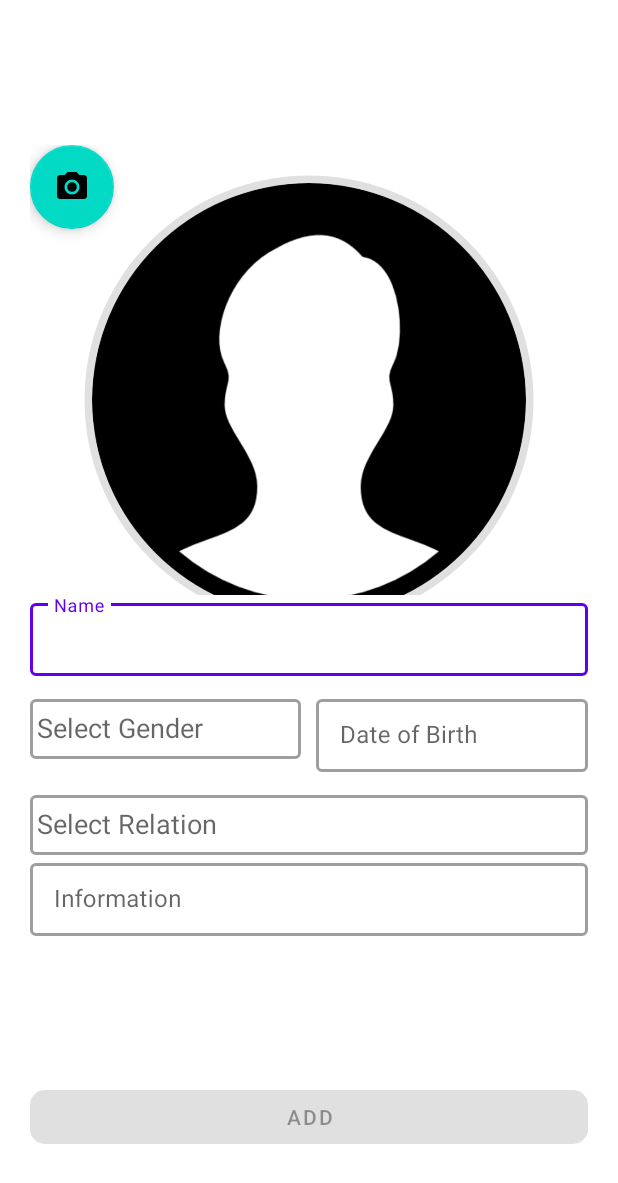
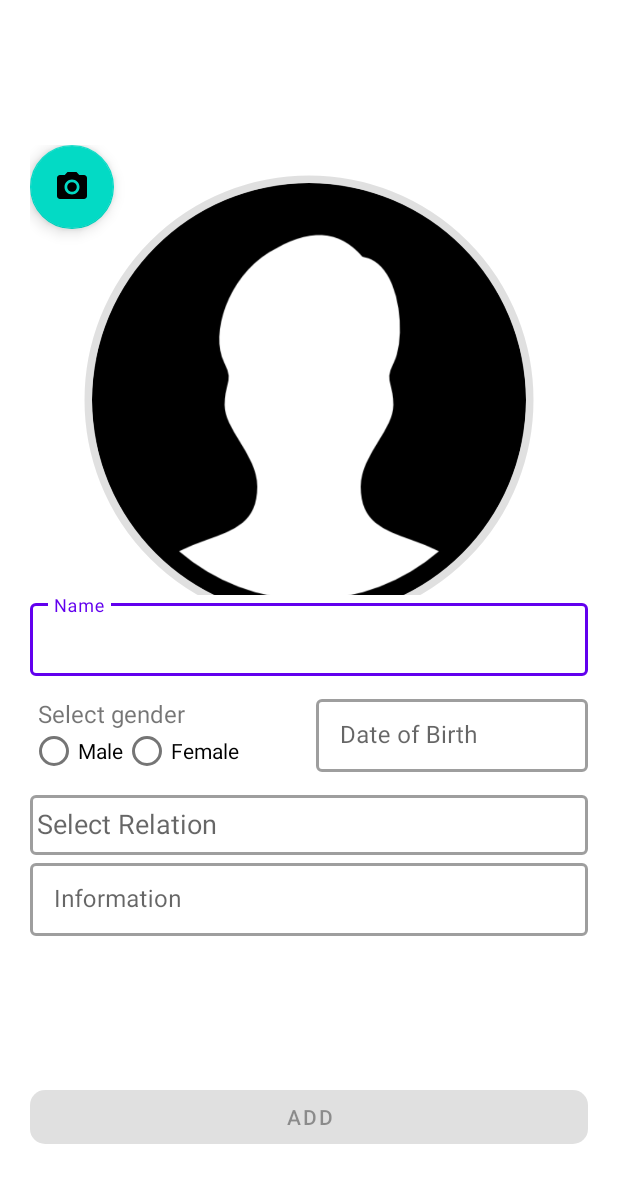
Before and after one commit to ANI2006/LineAge, an Android app: the screen it shows after launch (AddUserActivity), after a tap on an icon or button, on a phone screen of 412 x 824 dp. Shown: the top 1183 px of the screen. Run offline under Robolectric (Android 15) with nearby library versions, the phone set to English and light mode, and no system bars; our stand-ins replace Room's generated code, data binding, navigation-ui; libraries missing offline, so code that uses them is left out: com.github.dhaval2404.imagepicker.

Commit message:
Radio Buttons

```diff
--- a/app/src/main/java/com/app/lineage6/db/AppDatabase.java
+++ b/app/src/main/java/com/app/lineage6/db/AppDatabase.java
@@ -6,12 +6,12 @@ import androidx.room.Database;
 import androidx.room.Room;
 import androidx.room.RoomDatabase;
 
-@Database(entities = {Person.class,Relation.class},exportSchema = false,version = 10)
+@Database(entities = {Person.class,Relation.class},exportSchema = false,version = 11)
 public abstract class AppDatabase extends RoomDatabase {
 
 
 
-    public static  final String DATABASE_NAME="user_in_database8.db";
+    public static  final String DATABASE_NAME="user_in_database9.db";
     public static AppDatabase instance;
     private static  final  Object LOCK=new Object();
     public   abstract UserDao userDao();
--- a/app/src/main/java/com/app/lineage6/db/Person.java
+++ b/app/src/main/java/com/app/lineage6/db/Person.java
@@ -10,6 +10,7 @@ import androidx.room.PrimaryKey;
 @Entity(tableName = "user")
 public class Person implements Parcelable {
     @PrimaryKey(autoGenerate = true)
+
     public int uId;
 
     @ColumnInfo(name="u_first_name")
--- a/app/src/main/res/drawable/ic_person_24.xml
+++ b/app/src/main/res/drawable/ic_person_24.xml
@@ -1,5 +1,5 @@
-<vector android:height="24dp" android:tint="#FFFFFF"
+<vector android:height="24dp" android:tint="#000000"
     android:viewportHeight="24" android:viewportWidth="24"
     android:width="24dp" xmlns:android="http://schemas.android.com/apk/res/android">
-    <path android:fillColor="@android:color/white" android:pathData="M12,12c2.21,0 4,-1.79 4,-4s-1.79,-4 -4,-4 -4,1.79 -4,4 1.79,4 4,4zM12,14c-2.67,0 -8,1.34 -8,4v2h16v-2c0,-2.66 -5.33,-4 -8,-4z"/>
+    <path android:fillColor="@android:color/black" android:pathData="M12,12c2.21,0 4,-1.79 4,-4s-1.79,-4 -4,-4 -4,1.79 -4,4 1.79,4 4,4zM12,14c-2.67,0 -8,1.34 -8,4v2h16v-2c0,-2.66 -5.33,-4 -8,-4z"/>
 </vector>
--- a/app/src/main/res/layout/activity_add_user.xml
+++ b/app/src/main/res/layout/activity_add_user.xml
@@ -102,12 +102,33 @@
                     app:boxBackgroundMode="outline"
                     app:boxStrokeWidth="2dp"
                     app:hintAnimationEnabled="true">
+                    <TextView
+                        android:layout_width="wrap_content"
+                        android:layout_height="wrap_content"
+                        android:layout_marginTop="4dp"
+                        android:layout_marginStart="5dp"
+                        android:textSize="16sp"
+                        android:text="Select gender"/>
 
-                    <AutoCompleteTextView
-                        android:id="@+id/edtGender"
+                    <RadioGroup
+                        android:id="@+id/radioGroupGender"
                         android:layout_width="match_parent"
-                        android:layout_height="40dp"
-                        android:hint=" Select Gender" />
+                        android:layout_height="wrap_content"
+                        android:orientation="horizontal">
+
+                        <RadioButton
+                            android:id="@+id/radioButtonMale"
+                            android:layout_width="wrap_content"
+                            android:layout_height="wrap_content"
+                            android:text="Male" />
+
+                        <RadioButton
+                            android:id="@+id/radioButtonFemale"
+                            android:layout_width="wrap_content"
+                            android:layout_height="wrap_content"
+                            android:text="Female" />
+
+                    </RadioGroup>
 
                 </com.google.android.material.textfield.TextInputLayout>
 
```
Also changed, not shown: app/src/main/java/com/app/lineage6/db/Relation.java (+7 -1 lines), app/src/main/java/com/app/lineage6/ui/user/AddUserActivity.java (+76 -67 lines).
